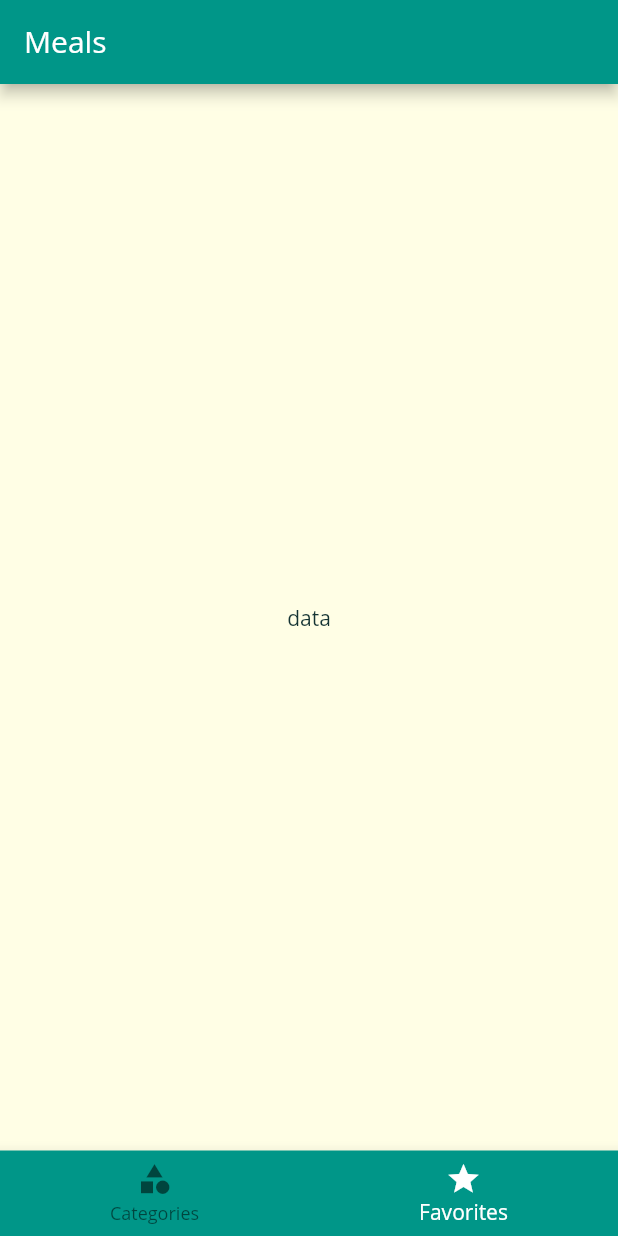
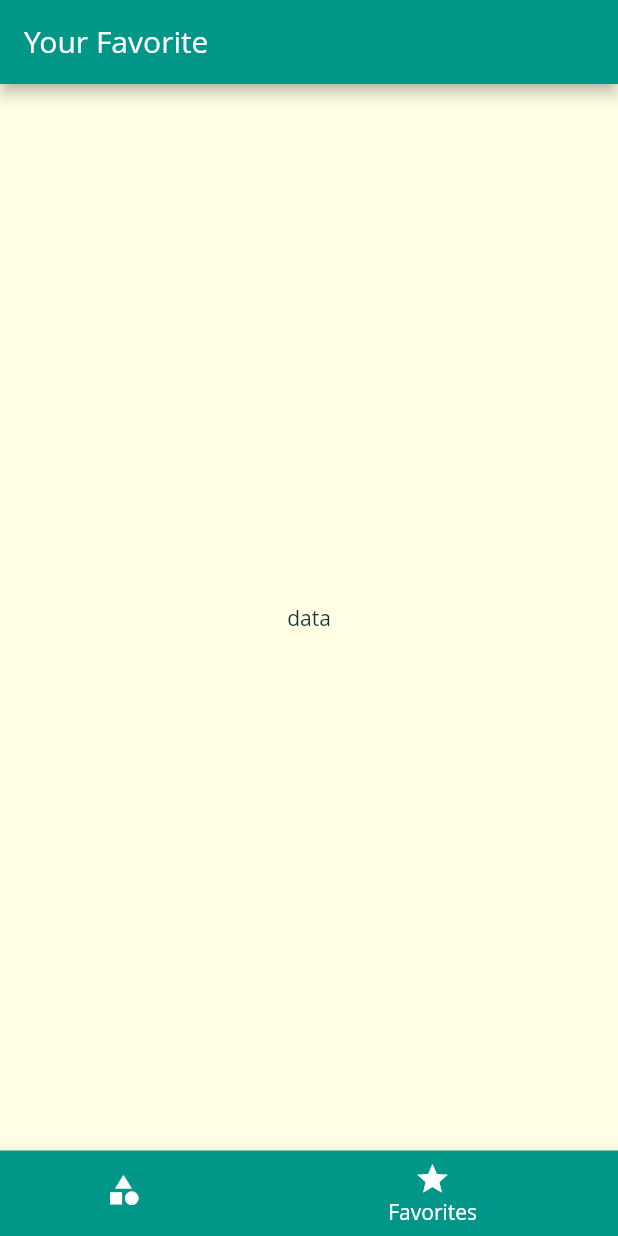
Before and after one commit to ShivamGoyal26/Meals-App, a Flutter app: the screen it shows after launch, item 2 of the bottom bar chosen, on a phone screen of 412 x 824 dp. Run offline on Flutter 3.47's test engine with Material 2 defaults, Android fonts, the phone set to English and light mode, and no system bars.

Commit message:
18th commit

```diff
--- a/lib/screens/tabs_screen.dart
+++ b/lib/screens/tabs_screen.dart
@@ -8,9 +8,15 @@ class TabsScreen extends StatefulWidget {
 }
 
 class _TabsScreenState extends State<TabsScreen> {
-  final List<Widget> _pages = [
-    CategoriesScreen(),
-    FavoritesScreen(),
+  final List<Map<String, Object>> _pages = [
+    {
+      'page': CategoriesScreen(),
+      'title': 'Categories',
+    },
+    {
+      'page': FavoritesScreen(),
+      'title': 'Your Favorite',
+    },
   ];
   int _selectedPageIndex = 0;
   void _selectPage(int index) {
@@ -24,17 +30,17 @@ class _TabsScreenState extends State<TabsScreen> {
     return Scaffold(
       appBar: AppBar(
         title: Text(
-          "Meals",
+          _pages[_selectedPageIndex]['title'],
         ),
       ),
-      body: _pages[_selectedPageIndex],
+      body: _pages[_selectedPageIndex]['page'],
       bottomNavigationBar: BottomNavigationBar(
         onTap: _selectPage,
-        backgroundColor: Theme.of(context).primaryColor,
-        selectedItemColor: Colors.white,
         currentIndex: _selectedPageIndex,
+        type: BottomNavigationBarType.shifting,
         items: [
           BottomNavigationBarItem(
+            backgroundColor: Theme.of(context).primaryColor,
             icon: Icon(
               Icons.category,
             ),
@@ -43,6 +49,7 @@ class _TabsScreenState extends State<TabsScreen> {
             ),
           ),
           BottomNavigationBarItem(
+            backgroundColor: Theme.of(context).primaryColor,
             icon: Icon(
               Icons.star,
             ),
```
